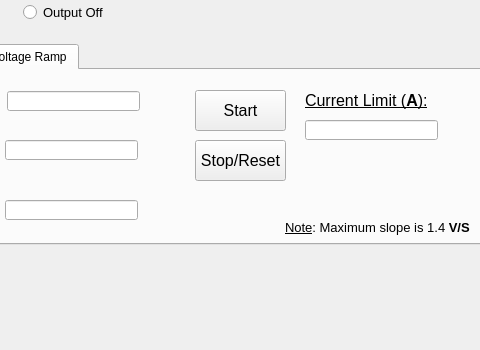
This is agilentPowerSupply/controllerwindow.ui in jzane/Agilent-Power-Supply-Controller as Qt 5 draws it before an edit; both pictures show x 137 to 617 and y 123 to 473 of the 700 by 473 pixel window. The edited form follows.
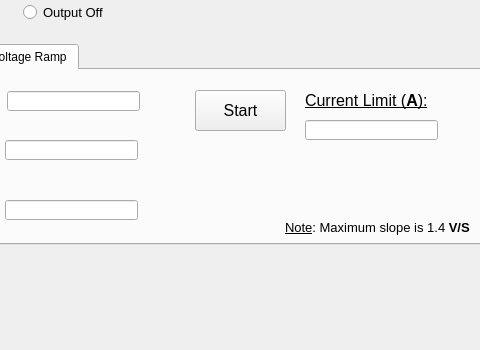
This is the edited form.

What changed in the file:
```diff
--- a/agilentPowerSupply/controllerwindow.ui
+++ b/agilentPowerSupply/controllerwindow.ui
@@ -356,30 +356,6 @@
        <enum>Qt::AutoText</enum>
       </property>
      </widget>
-     <widget class="QPushButton" name="pushButton_4">
-      <property name="geometry">
-       <rect>
-        <x>320</x>
-        <y>70</y>
-        <width>91</width>
-        <height>41</height>
-       </rect>
-      </property>
-      <property name="font">
-       <font>
-        <pointsize>12</pointsize>
-       </font>
-      </property>
-      <property name="cursor">
-       <cursorShape>PointingHandCursor</cursorShape>
-      </property>
-      <property name="text">
-       <string>Stop/Reset</string>
-      </property>
-      <property name="checkable">
-       <bool>false</bool>
-      </property>
-     </widget>
      <widget class="QLabel" name="label_9">
       <property name="geometry">
        <rect>
```
